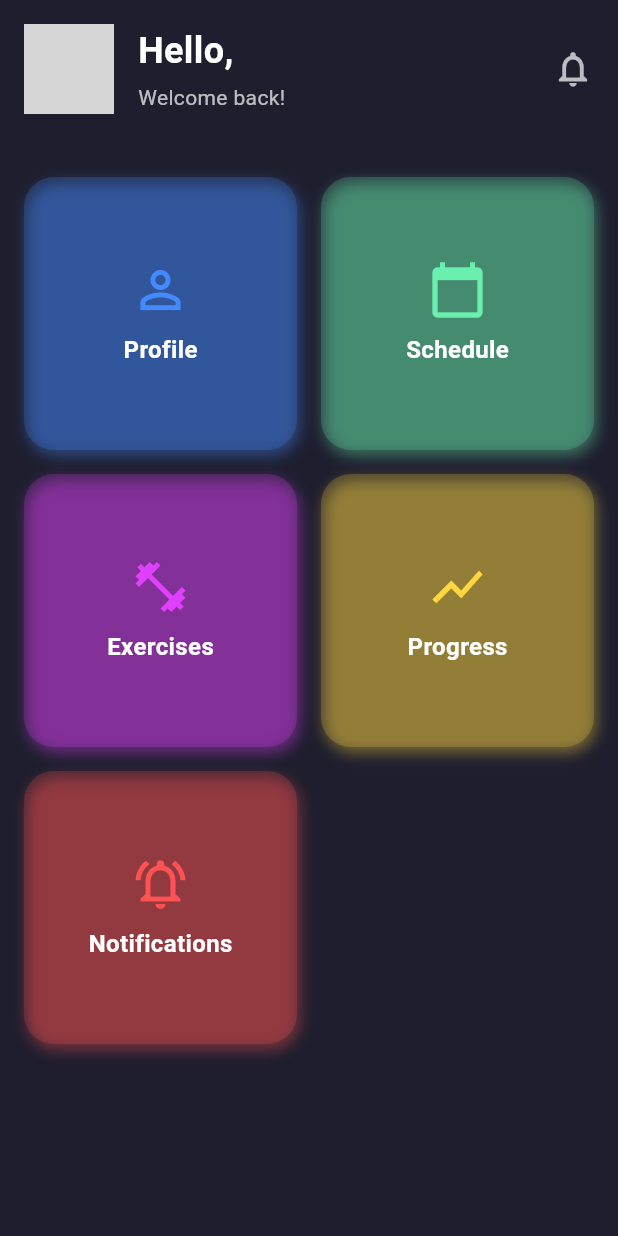
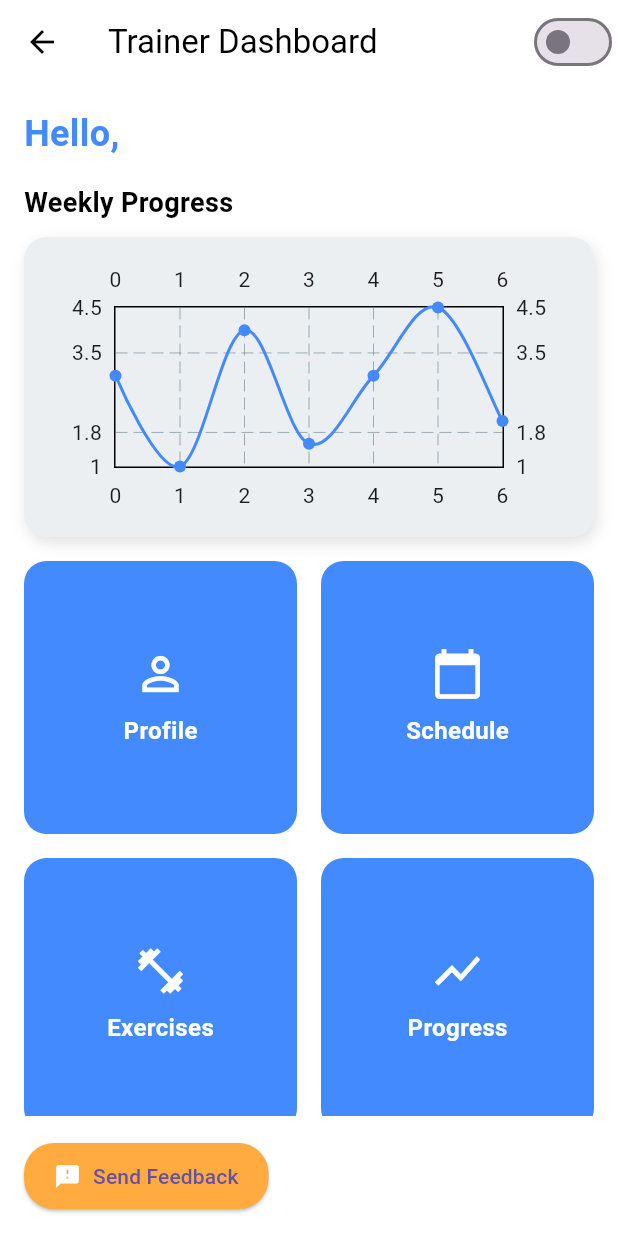
Before and after one commit to shifaaKh28/BodyAndMind, a Flutter app: the TrainerDashboard screen opened by its route, on a phone screen of 412 x 824 dp. Run offline on Flutter 3.47's test engine with Material 3 defaults, Android fonts, the phone set to English and light mode, and no system bars; drawn by our look-alikes of fl_chart; our stand-ins replace cloud_firestore, firebase_auth, firebase_core, firebase_storage, image_picker; accounts and stored records are empty; grey boxes are pictures that could not be loaded.

Commit message:
Update dashboard.dart

```diff
--- a/lib/screens/trainer/dashboard.dart
+++ b/lib/screens/trainer/dashboard.dart
@@ -1,7 +1,7 @@
 import 'package:flutter/material.dart';
 import 'package:firebase_auth/firebase_auth.dart';
 import 'package:cloud_firestore/cloud_firestore.dart';
-
+import 'package:fl_chart/fl_chart.dart';
 import '../Trainer/profile/notifications.dart';
 import '../Trainer/profile/profile_screen.dart';
 import '../trainee/profile/exercises.dart';
@@ -13,14 +13,36 @@ class TrainerDashboard extends StatefulWidget {
   _TrainerDashboardState createState() => _TrainerDashboardState();
 }
 
-class _TrainerDashboardState extends State<TrainerDashboard> {
+class _TrainerDashboardState extends State<TrainerDashboard>
+    with SingleTickerProviderStateMixin {
+  late AnimationController _controller;
+  late Animation<double> _fadeAnimation;
   String _trainerName = ''; // Holds the dynamically fetched trainer name
   bool _isLoading = true; // Loading state
+  bool _isDarkMode = false; // Dark Mode state
 
   @override
   void initState() {
     super.initState();
+
+    _controller = AnimationController(
+      duration: const Duration(seconds: 2),
+      vsync: this,
+    );
+
+    _fadeAnimation = CurvedAnimation(
+      parent: _controller,
+      curve: Curves.easeIn,
+    );
+
+    _controller.forward();
     _fetchTrainerName();
+  }
+
+  @override
+  void dispose() {
+    _controller.dispose();
+    super.dispose();
   }
 
   // Fetch trainer's name from Firestore
@@ -50,54 +72,79 @@ class _TrainerDashboardState extends State<TrainerDashboard> {
   @override
   Widget build(BuildContext context) {
     return Scaffold(
-      backgroundColor: Color(0xFF1E1E2E), // Dark background
+      backgroundColor: _isDarkMode ? Colors.black : Colors.white,
+      appBar: AppBar(
+        title: Text(
+          'Trainer Dashboard',
+          style: TextStyle(
+            color: _isDarkMode ? Colors.white : Colors.black,
+          ),
+        ),
+        backgroundColor: Colors.transparent,
+        elevation: 0,
+        leading: IconButton(
+          icon: Icon(Icons.arrow_back, color: _isDarkMode ? Colors.white : Colors.black),
+          onPressed: () => Navigator.pop(context),
+        ),
+        actions: [
+          Switch(
+            value: _isDarkMode,
+            onChanged: (value) {
+              setState(() {
+                _isDarkMode = value;
+              });
+            },
+            activeColor: Colors.blueAccent,
+          ),
+        ],
+      ),
       body: SafeArea(
         child: _isLoading
             ? Center(
-          child: CircularProgressIndicator(color: Colors.white),
+          child: CircularProgressIndicator(
+            color: _isDarkMode ? Colors.white : Colors.blueAccent,
+          ),
         )
             : Column(
           crossAxisAlignment: CrossAxisAlignment.start,
           children: [
-            // Header Section
+            // Welcome Section with Animation
             Padding(
               padding: const EdgeInsets.all(16.0),
-              child: Row(
-                crossAxisAlignment: CrossAxisAlignment.center,
-                children: [
-                  CircleAvatar(
-                    radius: 30,
-                    backgroundImage:
-                    AssetImage('assets/profile_placeholder.png'),
+              child: WelcomeText(name: _trainerName),
             ),
-                  SizedBox(width: 16),
-                  Column(
-                    crossAxisAlignment: CrossAxisAlignment.start,
-                    children: [
-                      Text(
-                        'Hello, $_trainerName',
+
+            // Progress Chart Section
+            Padding(
+              padding: const EdgeInsets.symmetric(horizontal: 16.0),
+              child: Text(
+                'Weekly Progress',
                 style: TextStyle(
-                          fontSize: 24,
+                  fontSize: 18,
                   fontWeight: FontWeight.bold,
-                          color: Colors.white,
+                  color: _isDarkMode ? Colors.white : Colors.black,
                 ),
               ),
-                      SizedBox(height: 4),
-                      Text(
-                        'Welcome back!',
-                        style: TextStyle(color: Colors.white70),
+            ),
+            SizedBox(height: 10),
+            Container(
+              height: 200,
+              margin: const EdgeInsets.symmetric(horizontal: 16.0),
+              decoration: BoxDecoration(
+                color: _isDarkMode ? Colors.white10 : Colors.blueGrey[50],
+                borderRadius: BorderRadius.circular(15),
+                boxShadow: [
+                  BoxShadow(
+                    color: _isDarkMode ? Colors.black54 : Colors.grey.withOpacity(0.3),
+                    blurRadius: 8,
+                    offset: Offset(2, 4),
                   ),
                 ],
               ),
-                  Spacer(),
-                  Icon(Icons.notifications_outlined,
-                      color: Colors.white70, size: 28),
-                ],
+              child: ProgressChart(), // Add chart here
             ),
-            ),
-            SizedBox(height: 10),
 
-            // Options Grid
+            // Grid Options Section
             Expanded(
               child: GridView.count(
                 crossAxisCount: 2,
@@ -105,37 +152,46 @@ class _TrainerDashboardState extends State<TrainerDashboard> {
                 mainAxisSpacing: 16,
                 padding: const EdgeInsets.all(16),
                 children: [
-                  _buildOptionCard(
+                  AnimatedCard(
                     title: 'Profile',
                     icon: Icons.person_outline,
-                    color: Colors.blueAccent,
-                    targetScreen: ProfileScreen(isTrainer: true),
                   ),
-                  _buildOptionCard(
+                  AnimatedCard(
                     title: 'Schedule',
                     icon: Icons.calendar_today,
-                    color: Colors.greenAccent,
-                    targetScreen: ScheduleScreen(),
                   ),
-                  _buildOptionCard(
+                  AnimatedCard(
                     title: 'Exercises',
                     icon: Icons.fitness_center_outlined,
-                    color: Colors.purpleAccent,
-                    targetScreen: ExercisesScreen(),
                   ),
-                  _buildOptionCard(
+                  AnimatedCard(
                     title: 'Progress',
                     icon: Icons.show_chart,
-                    color: Colors.amberAccent,
-                    targetScreen: ProgressScreen(),
                   ),
-                  _buildOptionCard(
+                  AnimatedCard(
                     title: 'Notifications',
                     icon: Icons.notifications_active_outlined,
-                    color: Colors.redAccent,
-                    targetScreen: NotificationsScreen(),
                   ),
                 ],
+              ),
+            ),
+
+            // Feedback Button
+            Padding(
+              padding: const EdgeInsets.all(16.0),
+              child: ElevatedButton.icon(
+                onPressed: () {
+                  // Navigate to feedback page or show dialog
+                },
+                icon: Icon(Icons.feedback, color: Colors.white),
+                label: Text('Send Feedback'),
+                style: ElevatedButton.styleFrom(
+                  backgroundColor: Colors.orangeAccent,
+                  shape: RoundedRectangleBorder(
+                    borderRadius: BorderRadius.circular(20),
+                  ),
+                  padding: EdgeInsets.symmetric(horizontal: 20, vertical: 12),
+                ),
               ),
             ),
           ],
@@ -144,7 +200,7 @@ class _TrainerDashboardState extends State<TrainerDashboard> {
     );
   }
 
-  // Widget for Option Cards
+// Option Card Styling
   Widget _buildOptionCard({
     required String title,
     required IconData icon,
@@ -160,11 +216,13 @@ class _TrainerDashboardState extends State<TrainerDashboard> {
       },
       child: Container(
         decoration: BoxDecoration(
-          color: color.withOpacity(0.2),
+          color: _isDarkMode
+              ? Colors.grey[900]
+              : color.withOpacity(0.2), // Dark background for cards
           borderRadius: BorderRadius.circular(20),
           boxShadow: [
             BoxShadow(
-              color: color.withOpacity(0.4),
+              color: _isDarkMode ? Colors.black54 : color.withOpacity(0.4),
               blurRadius: 8,
               offset: Offset(2, 4),
             ),
@@ -173,14 +231,18 @@ class _TrainerDashboardState extends State<TrainerDashboard> {
         child: Column(
           mainAxisAlignment: MainAxisAlignment.center,
           children: [
-            Icon(icon, size: 40, color: color),
+            Icon(
+              icon,
+              size: 40,
+              color: _isDarkMode ? Colors.white70 : color,
+            ),
             SizedBox(height: 8),
             Text(
               title,
               style: TextStyle(
                 fontSize: 16,
                 fontWeight: FontWeight.bold,
-                color: Colors.white,
+                color: _isDarkMode ? Colors.white : Colors.black87,
               ),
             ),
           ],
@@ -189,3 +251,143 @@ class _TrainerDashboardState extends State<TrainerDashboard> {
     );
   }
 }
+
+class AnimatedCard extends StatefulWidget {
+  final String title;
+  final IconData icon;
+
+  AnimatedCard({required this.title, required this.icon});
+
+  @override
+  _AnimatedCardState createState() => _AnimatedCardState();
+}
+
+class _AnimatedCardState extends State<AnimatedCard> {
+  bool _isHovered = false;
+
+  @override
+  Widget build(BuildContext context) {
+    return GestureDetector(
+      onTap: () {
+        // Handle card tap action
+      },
+      child: AnimatedContainer(
+        duration: Duration(milliseconds: 300),
+        padding: EdgeInsets.all(_isHovered ? 20 : 16),
+        decoration: BoxDecoration(
+          color: _isHovered ? Colors.blueGrey[700] : Colors.blueAccent,
+          borderRadius: BorderRadius.circular(15),
+          boxShadow: _isHovered
+              ? [
+            BoxShadow(
+              color: Colors.black45,
+              blurRadius: 10,
+              offset: Offset(4, 4),
+            ),
+          ]
+              : [],
+        ),
+        child: Column(
+          mainAxisAlignment: MainAxisAlignment.center,
+          children: [
+            Icon(widget.icon, color: Colors.white, size: 36),
+            SizedBox(height: 8),
+            Text(
+              widget.title,
+              style: TextStyle(
+                color: Colors.white,
+                fontSize: 16,
+                fontWeight: FontWeight.bold,
+              ),
+            ),
+          ],
+        ),
+      ),
+    );
+  }
+}
+
+
+class WelcomeText extends StatefulWidget {
+  final String name;
+
+  WelcomeText({required this.name});
+
+  @override
+  _WelcomeTextState createState() => _WelcomeTextState();
+}
+
+class _WelcomeTextState extends State<WelcomeText> with SingleTickerProviderStateMixin {
+  late AnimationController _controller;
+  late Animation<Offset> _offsetAnimation;
+
+  @override
+  void initState() {
+    super.initState();
+    _controller = AnimationController(
+      duration: const Duration(seconds: 1),
+      vsync: this,
+    );
+    _offsetAnimation = Tween<Offset>(
+      begin: Offset(-1.5, 0.0),
+      end: Offset.zero,
+    ).animate(CurvedAnimation(
+      parent: _controller,
+      curve: Curves.easeInOut,
+    ));
+    _controller.forward();
+  }
+
+  @override
+  void dispose() {
+    _controller.dispose();
+    super.dispose();
+  }
+
+  @override
+  Widget build(BuildContext context) {
+    return SlideTransition(
+      position: _offsetAnimation,
+      child: Text(
+        'Hello, ${widget.name}',
+        style: TextStyle(
+          fontSize: 24,
+          fontWeight: FontWeight.bold,
+          color: Colors.blueAccent,
+        ),
+      ),
+    );
+  }
+}
+
+
+class ProgressChart extends StatelessWidget {
+  @override
+  Widget build(BuildContext context) {
+    return Padding(
+      padding: const EdgeInsets.all(16.0),
+      child: LineChart(
+        LineChartData(
+          gridData: FlGridData(show: true),
+          titlesData: FlTitlesData(show: true),
+          borderData: FlBorderData(show: true),
+          lineBarsData: [
+            LineChartBarData(
+              spots: [
+                FlSpot(0, 3),
+                FlSpot(1, 1),
+                FlSpot(2, 4),
+                FlSpot(3, 1.5),
+                FlSpot(4, 3),
+                FlSpot(5, 4.5),
+                FlSpot(6, 2),
+              ],
+              isCurved: true,
+              color: Colors.blueAccent, // Updated parameter
+            ),
+          ],
+        ),
+      ),
+    );
+  }
+}
```
Lines whose indentation alone changed are shown as unchanged.
